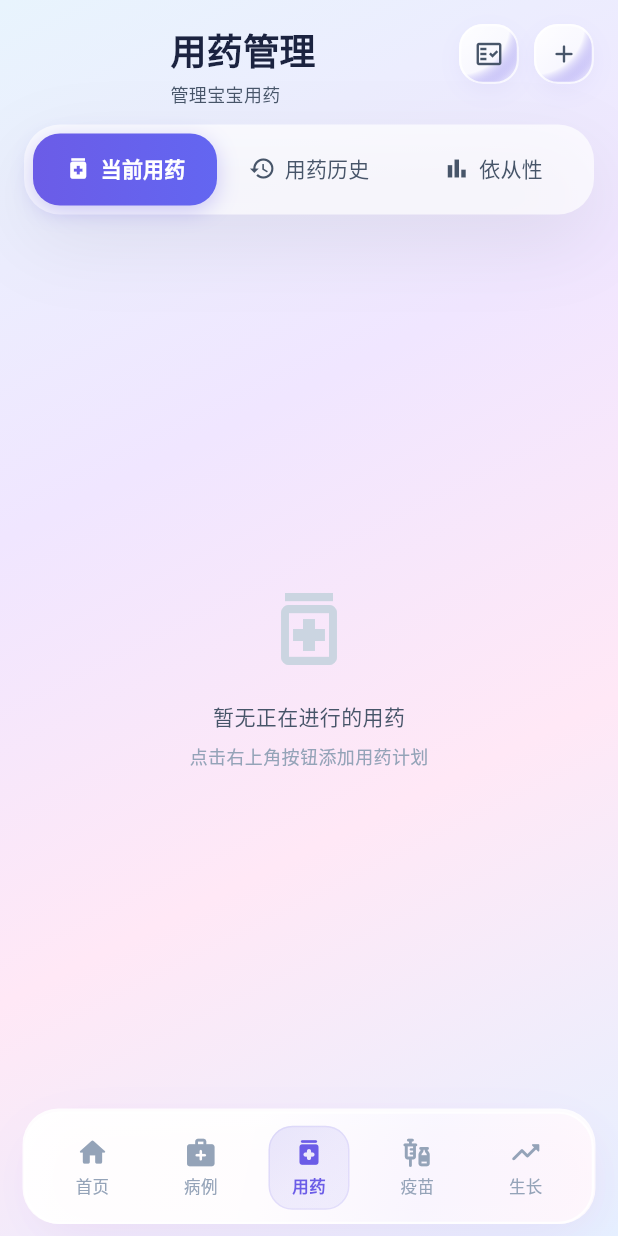
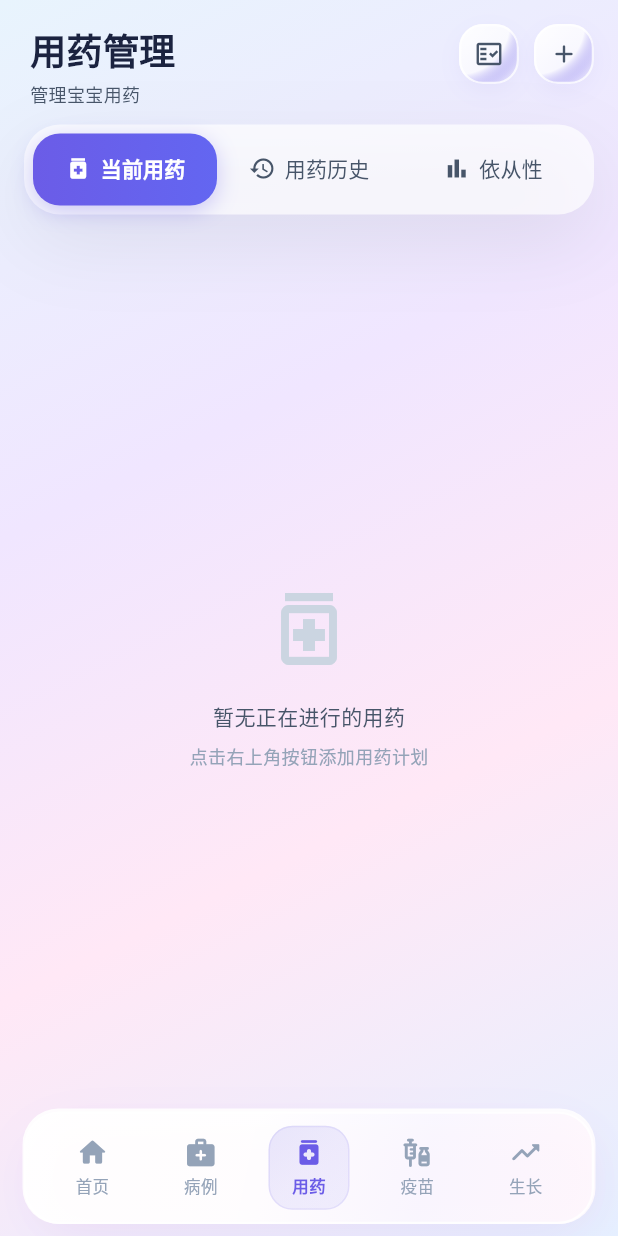
Before and after one commit to alenschina/baby_emr_lite, a Flutter app: the MedicationScreen screen opened by its route, on a phone screen of 412 x 824 dp. Run offline on Flutter 3.47's test engine with Material 3 defaults, Android fonts, the phone set to English and light mode, and no system bars; our stand-ins replace fl_chart, flutter_riverpod, flutter_secure_storage, freezed_annotation, go_router, hive_flutter and 1 more; missing offline and left inert: encrypt; accounts and stored records are empty; generated files the repository leaves out were written again; Roboto replaces fonts that are missing (DouyinSans); statements that could not run were skipped.

Commit message:
fix(medication): header title left-align (full-width row, stretch column)
Made-with: Cursor

```diff
--- a/lib/presentation/screens/medication_screen.dart
+++ b/lib/presentation/screens/medication_screen.dart
@@ -52,6 +52,7 @@ class _MedicationScreenState extends ConsumerState<MedicationScreen>
             // 主要内容
             SafeArea(
               child: Column(
+                crossAxisAlignment: CrossAxisAlignment.stretch,
                 children: [
                   // 顶部标题栏
                   _buildHeader(currentBabyAsync),
@@ -139,7 +140,9 @@ class _MedicationScreenState extends ConsumerState<MedicationScreen>
 
   Widget _buildHeader(AsyncValue currentBabyAsync) {
     // 右侧留给顶部横向两颗玻璃图标（打卡 + 添加），避免标题与 Stack 重叠
+    // 须占满行宽：外层 Column 默认会按子节点宽度居中窄 Container，导致标题看起来像「居中」
     return Container(
+      width: double.infinity,
       padding: const EdgeInsets.fromLTRB(20, 16, 108, 12),
       child: Column(
         crossAxisAlignment: CrossAxisAlignment.start,
```
